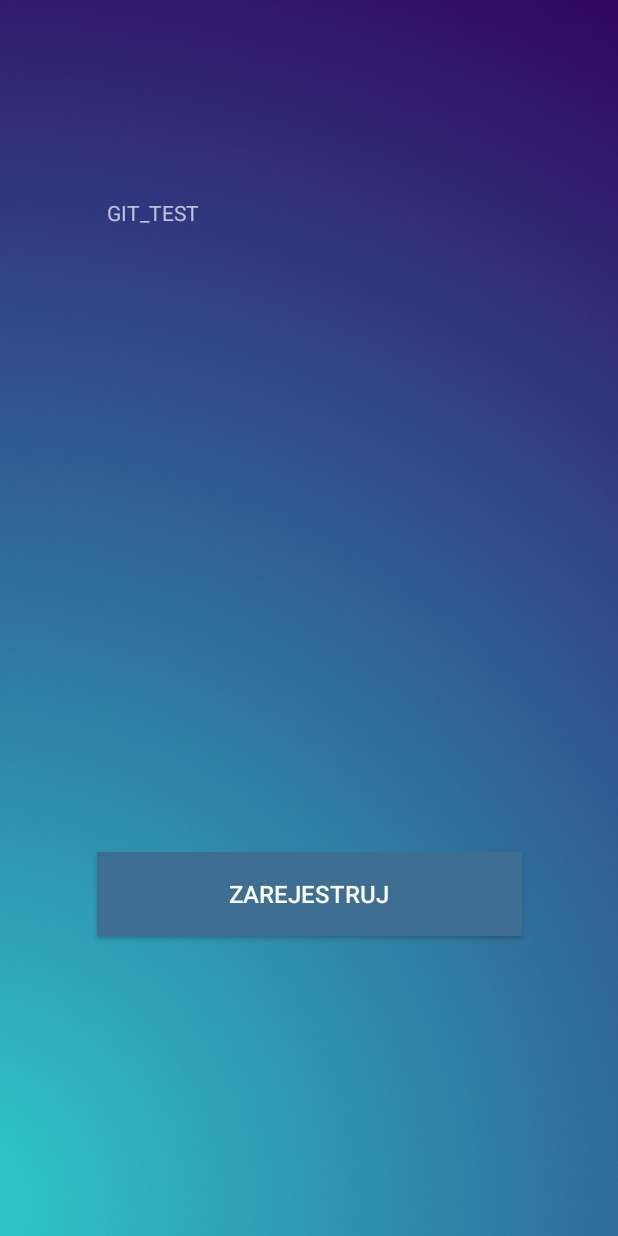
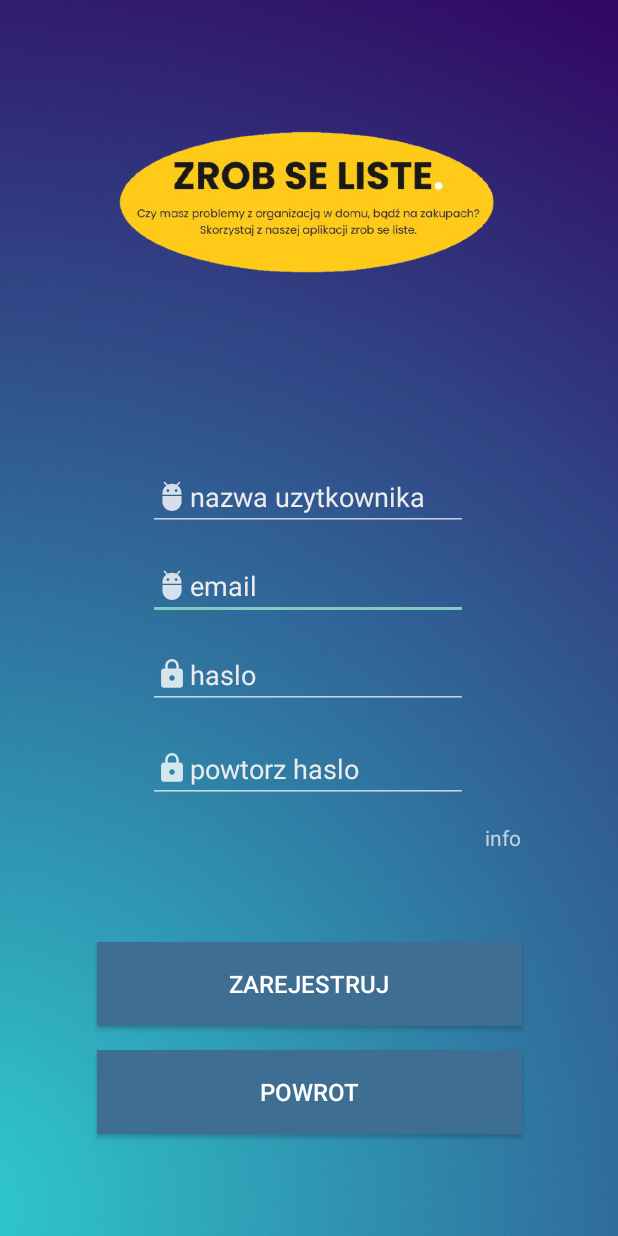
Before and after one commit to gitesprzemek/aplikacja_list_up, an Android app: the RegistrationScreen screen opened directly, with no data from a screen before it, on a phone screen of 412 x 824 dp. Run offline under Robolectric (Android 15) with nearby library versions, the phone set to English and light mode, and no system bars.

Commit message:
refaktor zmiennych, ekran rejestracji, zmiany w klasie UserModel

```diff
--- a/zrobseliste/app/src/main/res/layout/activity_registration.xml
+++ b/zrobseliste/app/src/main/res/layout/activity_registration.xml
@@ -8,28 +8,124 @@
     tools:context=".screen.RegistrationScreen">
 
 
+    <ImageView
+        android:id="@+id/imageView"
+        android:layout_width="305dp"
+        android:layout_height="196dp"
+        app:layout_constraintBottom_toBottomOf="parent"
+        app:layout_constraintEnd_toEndOf="parent"
+        app:layout_constraintStart_toStartOf="parent"
+        app:layout_constraintTop_toTopOf="parent"
+        app:layout_constraintVertical_bias="0.054"
+        app:srcCompat="@drawable/logo" />
+
+    <EditText
+        android:id="@+id/emailField"
+        android:layout_width="wrap_content"
+        android:layout_height="wrap_content"
+        android:drawableLeft="@drawable/ic_action_user"
+        android:ems="10"
+        android:hint="email"
+        android:inputType="textPersonName"
+        android:textColor="#ECECEC"
+        android:textColorHint="#FFECECEC"
+        app:layout_constraintBottom_toBottomOf="parent"
+        app:layout_constraintEnd_toEndOf="parent"
+        app:layout_constraintHorizontal_bias="0.497"
+        app:layout_constraintStart_toStartOf="parent"
+        app:layout_constraintTop_toTopOf="parent"
+        app:layout_constraintVertical_bias="0.473" />
+
+    <EditText
+        android:id="@+id/usernameField"
+        android:layout_width="wrap_content"
+        android:layout_height="wrap_content"
+        android:drawableLeft="@drawable/ic_action_user"
+        android:ems="10"
+        android:hint="nazwa uzytkownika"
+        android:inputType="textPersonName"
+        android:textColor="#ECECEC"
+        android:textColorHint="#FFECECEC"
+        app:layout_constraintBottom_toBottomOf="parent"
+        app:layout_constraintEnd_toEndOf="parent"
+        app:layout_constraintHorizontal_bias="0.497"
+        app:layout_constraintStart_toStartOf="parent"
+        app:layout_constraintTop_toTopOf="parent"
+        app:layout_constraintVertical_bias="0.396" />
+
+    <EditText
+
+        android:id="@+id/passwordField"
+        android:layout_width="wrap_content"
+        android:layout_height="wrap_content"
+        android:drawableLeft="@drawable/ic_action_passwd"
+        android:ems="10"
+        android:hint="haslo"
+        android:inputType="textPassword"
+        android:textColor="#ECECEC"
+        android:textColorHint="#FFECECEC"
+        app:layout_constraintBottom_toBottomOf="parent"
+        app:layout_constraintEnd_toEndOf="parent"
+        app:layout_constraintHorizontal_bias="0.497"
+        app:layout_constraintStart_toStartOf="parent"
+        app:layout_constraintTop_toTopOf="parent"
+        app:layout_constraintVertical_bias="0.549" />
+
+    <EditText
+
+        android:id="@+id/passwordFieldRepeat"
+        android:layout_width="wrap_content"
+        android:layout_height="wrap_content"
+        android:drawableLeft="@drawable/ic_action_passwd"
+        android:ems="10"
+        android:hint="powtorz haslo"
+        android:inputType="textPassword"
+        android:textColor="#ECECEC"
+        android:textColorHint="#FFECECEC"
+        app:layout_constraintBottom_toBottomOf="parent"
+        app:layout_constraintEnd_toEndOf="parent"
+        app:layout_constraintHorizontal_bias="0.497"
+        app:layout_constraintStart_toStartOf="parent"
+        app:layout_constraintTop_toTopOf="parent"
+        app:layout_constraintVertical_bias="0.629" />
+
     <Button
-        android:id="@+id/button"
-        android:onClick="onBtnZarClick"
+        android:id="@+id/registerButton"
         android:layout_width="283dp"
         android:layout_height="56dp"
-        android:layout_marginBottom="200dp"
+        android:layout_marginBottom="140dp"
         android:background="#3E6F93"
+        android:onClick="onBtnZarClick"
         android:text="ZAREJESTRUJ"
         android:textSize="16sp"
         app:layout_constraintBottom_toBottomOf="parent"
         app:layout_constraintEnd_toEndOf="parent"
-        app:layout_constraintStart_toStartOf="parent"
-        />
+        app:layout_constraintStart_toStartOf="parent" />
+
+    <Button
+        android:id="@+id/returnButton"
+        android:layout_width="283dp"
+        android:layout_height="56dp"
+        android:layout_marginBottom="68dp"
+        android:background="#3E6F93"
+        android:onClick="onBtnRetClick"
+        android:text="POWROT"
+        android:textSize="16sp"
+        app:layout_constraintBottom_toBottomOf="parent"
+        app:layout_constraintEnd_toEndOf="parent"
+        app:layout_constraintStart_toStartOf="parent" />
 
     <TextView
-        android:id="@+id/test"
-        android:layout_width="276dp"
-        android:layout_height="66dp"
-        android:layout_marginTop="132dp"
-        android:text="GIT_TEST"
+        android:id="@+id/informationView"
+        android:layout_width="277dp"
+        android:layout_height="33dp"
+        android:text="info"
+        android:textAlignment="textEnd"
+        app:layout_constraintBottom_toBottomOf="parent"
         app:layout_constraintEnd_toEndOf="parent"
-        app:layout_constraintHorizontal_bias="0.525"
+        app:layout_constraintHorizontal_bias="0.522"
         app:layout_constraintStart_toStartOf="parent"
-        app:layout_constraintTop_toTopOf="parent" />
+        app:layout_constraintTop_toTopOf="parent"
+        app:layout_constraintVertical_bias="0.694" />
+
 </androidx.constraintlayout.widget.ConstraintLayout>
```
Also changed, not shown: zrobseliste/app/src/main/java/com/pz/zrobseliste/models/UserModel.java (+27 -1 lines), zrobseliste/app/src/main/java/com/pz/zrobseliste/screen/LoginScreen.java (+9 -9 lines), zrobseliste/app/src/main/java/com/pz/zrobseliste/screen/RegistrationScreen.java (+28 -1 lines), zrobseliste/app/src/main/res/layout/activity_login.xml (+7 -9 lines).
